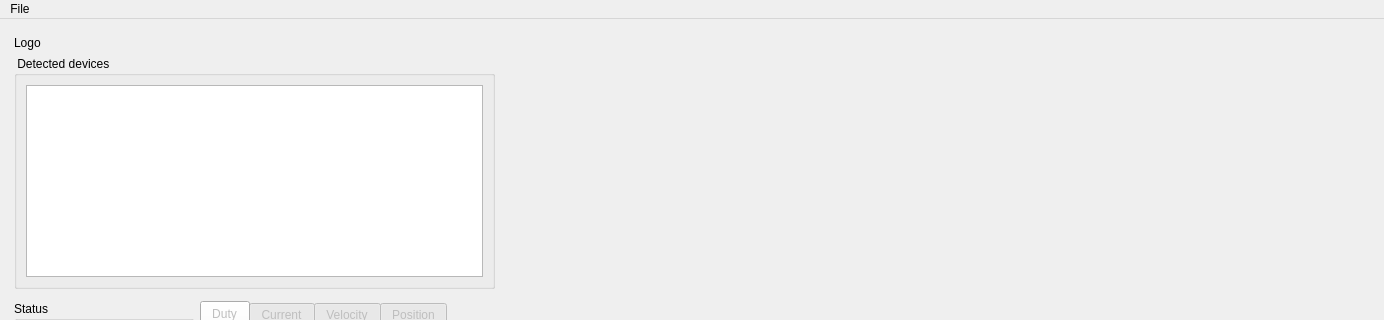
Above: app.ui from flatEarther42/RoboszponConfigurator before the change; both pictures show x 0 to 1384 and y 0 to 320 of the 1384 by 592 pixel window. Below: the same form after it.
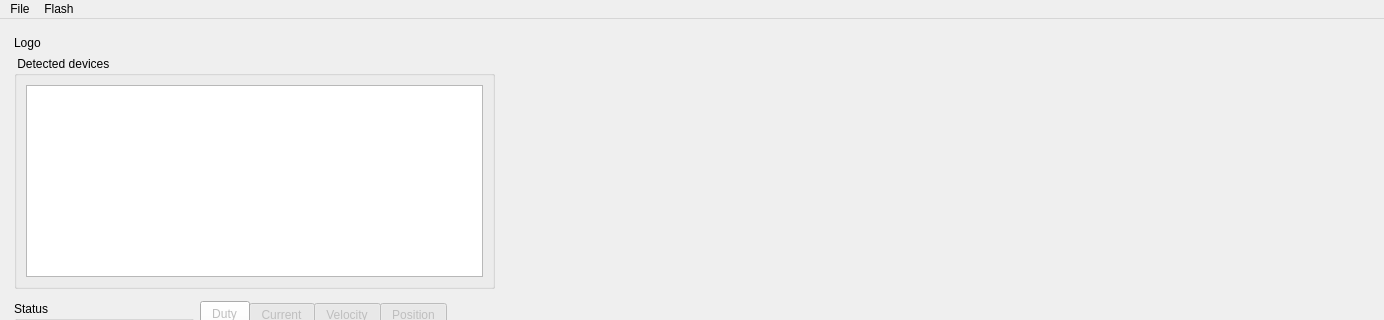
That is the form after the change. Icons and pictures are not drawn.

Commit message: Add buttons to menu bar

The edit to the form file:
```diff
--- a/app.ui
+++ b/app.ui
@@ -387,12 +387,21 @@
     <property name="title">
      <string>File</string>
     </property>
+    <addaction name="actionCommit_configuratio"/>
+    <addaction name="actionRestore_configuratio"/>
+    <addaction name="actionFactory_setting"/>
+   </widget>
+   <widget class="QMenu" name="menuConfiguration">
+    <property name="title">
+     <string>Flash</string>
+    </property>
     <addaction name="actionCommit_configuration"/>
     <addaction name="actionRestore_configuration"/>
     <addaction name="separator"/>
     <addaction name="actionFactory_settings"/>
    </widget>
    <addaction name="menuFile"/>
+   <addaction name="menuConfiguration"/>
   </widget>
   <action name="actionConnect_roboszpon">
    <property name="text">
```
Left out of the diff: 17 changed lines with no effect on the pictures.
